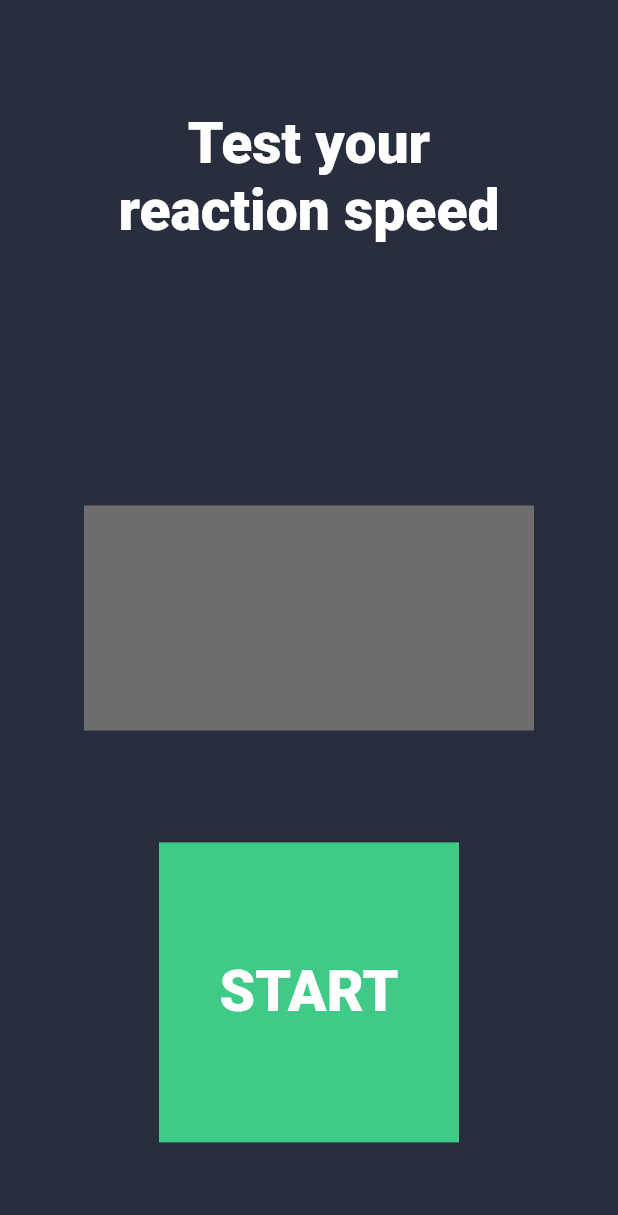
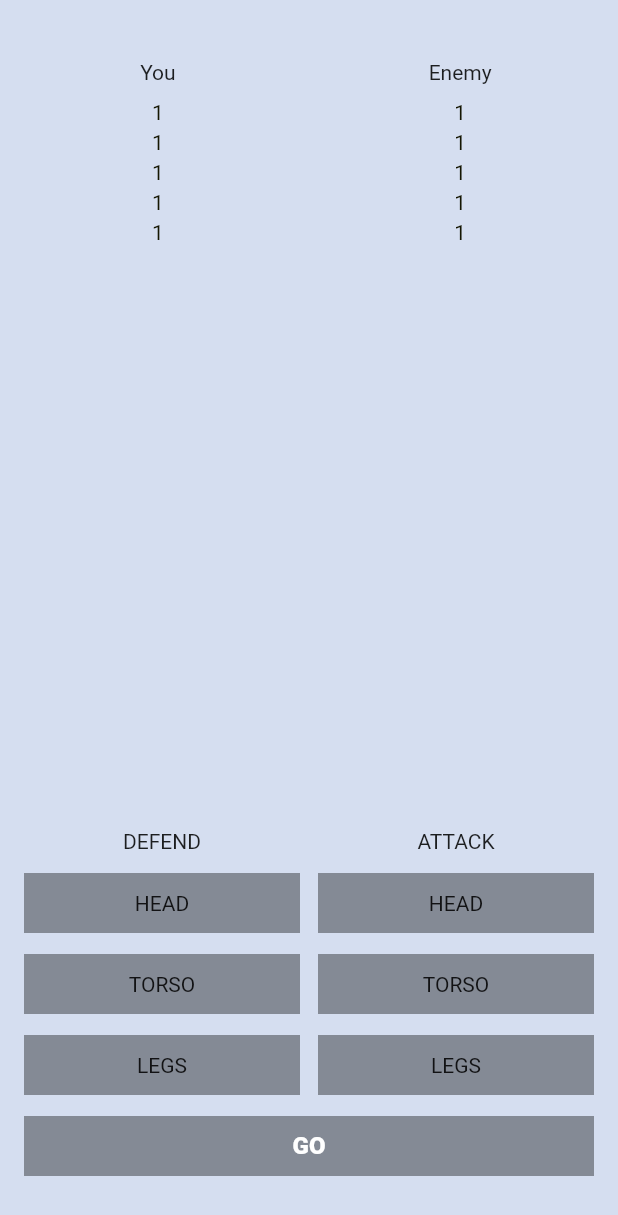
Before and after one commit to sirajsaaduev/flutter_push, a Flutter app: the screen it shows after launch, on a phone screen of 412 x 824 dp. Shown: the top 1215 px of the screen. Run offline on Flutter 3.47's test engine with Material 2 defaults, Android fonts, the phone set to English and light mode, and no system bars.

Commit message:
Add files via upload

```diff
--- a/lib/main.dart
+++ b/lib/main.dart
@@ -1,13 +1,12 @@
-import 'dart:async';
-import 'dart:math';
-
 import 'package:flutter/material.dart';
 
 void main() {
-  runApp(MyApp());
+  runApp(const MyApp());
 }
 
 class MyApp extends StatelessWidget {
+  const MyApp({Key? key}) : super(key: key);
+
   @override
   Widget build(BuildContext context) {
     return const MaterialApp(
@@ -20,85 +19,161 @@ class MyHomePage extends StatefulWidget {
   const MyHomePage({Key? key}) : super(key: key);
 
   @override
-  State<MyHomePage> createState() => _MyHomePageState();
+  _MyHomePageState createState() => _MyHomePageState();
 }
 
 class _MyHomePageState extends State<MyHomePage> {
-  String millisecondsText = "";
-  int cvet = 0xFF40CA88;
-  GameState gameState = GameState.readyToStart;
-  Timer? waitingTimer;
-  Timer? stoppableTimer;
+  BodyPart? defendingBodyPart;
+  BodyPart? attackingBodyPart;
 
   @override
   Widget build(BuildContext context) {
-
     return Scaffold(
-      backgroundColor: const Color(0xFF282E3D),
-      body: Stack(
+      backgroundColor: const Color.fromRGBO(213, 222, 240, 1),
+      body: Column(
         children: [
-          const Align(
-            alignment: Alignment(0, -0.8),
-            child: Text(
-              "Test your\nreaction speed",
-              textAlign: TextAlign.center,
-              style: TextStyle(
-                  fontSize: 38,
-                  fontWeight: FontWeight.w900,
-                  color: Colors.white),
+          const SizedBox(
+            height: 40,
+          ),
+          Row(
+            children: const [
+              SizedBox(
+                width: 16,
+              ),
+              Expanded(child: Center(child: Text("You"))),
+              SizedBox(
+                width: 11,
+              ),
+              SizedBox(
+                width: 12,
+              ),
+              Expanded(child: Center(child: Text("Enemy"))),
+              SizedBox(
+                width: 16,
+              ),
+            ],
+          ),
+          const SizedBox(
+            height: 11,
+          ),
+          const Life(),
+          const SizedBox(
+            height: 4,
+          ),
+          const Life(),
+          const SizedBox(
+            height: 4,
+          ),
+          const Life(),
+          const SizedBox(
+            height: 4,
+          ),
+          const Life(),
+          const SizedBox(
+            height: 4,
+          ),
+          const Life(),
+          const Expanded(child: SizedBox()),
+          Row(
+            mainAxisAlignment: MainAxisAlignment.center,
+            children: [
+              const SizedBox(
+                width: 16,
+              ),
+              Expanded(
+                child: Column(
+                  // ignore: prefer_const_literals_to_create_immutables
+                  children: [
+                    Text("Defend".toUpperCase()),
+                    const SizedBox(
+                      height: 13,
+                    ),
+                    BodyPartButton(
+                        bodyPart: BodyPart.head,
+                        selected: defendingBodyPart == BodyPart.head,
+                        bodyPartSetter: _selectDefendingBodyPart),
+                    const SizedBox(
+                      height: 14,
+                    ),
+                    BodyPartButton(
+                        bodyPart: BodyPart.torso,
+                        selected: defendingBodyPart == BodyPart.torso,
+                        bodyPartSetter: _selectDefendingBodyPart),
+                    const SizedBox(
+                      height: 14,
+                    ),
+                    BodyPartButton(
+                        bodyPart: BodyPart.legs,
+                        selected: defendingBodyPart == BodyPart.legs,
+                        bodyPartSetter: _selectDefendingBodyPart),
+                  ],
                 ),
               ),
-          Align(
-            alignment: Alignment.center,
+              const SizedBox(
+                width: 12,
+              ),
+              Expanded(
+                child: Column(
+                  // ignore: prefer_const_literals_to_create_immutables
+                  children: [
+                    Text("Attack".toUpperCase()),
+                    const SizedBox(
+                      height: 13,
+                    ),
+                    BodyPartButton(
+                        bodyPart: BodyPart.head,
+                        selected: attackingBodyPart == BodyPart.head,
+                        bodyPartSetter: _selectAttackingBodyPart),
+                    const SizedBox(
+                      height: 14,
+                    ),
+                    BodyPartButton(
+                        bodyPart: BodyPart.torso,
+                        selected: attackingBodyPart == BodyPart.torso,
+                        bodyPartSetter: _selectAttackingBodyPart),
+                    const SizedBox(
+                      height: 14,
+                    ),
+                    BodyPartButton(
+                        bodyPart: BodyPart.legs,
+                        selected: attackingBodyPart == BodyPart.legs,
+                        bodyPartSetter: _selectAttackingBodyPart),
+                  ],
+                ),
+              ),
+              const SizedBox(
+                width: 16,
+              ),
+            ],
+          ),
+          const SizedBox(
+            height: 14,
+          ),
+          Row(
+            children: [
+              const SizedBox(
+                width: 16,
+              ),
+              Expanded(
+                child: GestureDetector(
+                  onTap: () =>
+                      defendingBodyPart != null && attackingBodyPart != null
+                          // ignore: avoid_print, unnecessary_null_comparison
+                          ? defendingBodyPart == null
+                          : print("jjj"),
+                  child: SizedBox(
+                    height: 40,
                     child: ColoredBox(
-              color: const Color(0xFF6D6D6D),
-              child: SizedBox(
-                height: 150,
-                width: 300,
+                      color:
+                          defendingBodyPart != null && attackingBodyPart != null
+                              ? const Color.fromRGBO(0, 0, 0, 0.87)
+                              : const Color.fromRGBO(0, 0, 0, 0.38),
                       child: Center(
                         child: Text(
-                    millisecondsText,
-                    textAlign: TextAlign.center,
+                          "Go".toUpperCase(),
                           style: const TextStyle(
-                        fontSize: 36,
-                        fontWeight: FontWeight.w500,
-                        color: Colors.white),
-                  ),
-                ),
-              ),
-            ),
-          ),
-          Align(
-            alignment: const Alignment(0, 0.8),
-            child: GestureDetector(
-              onTap: () => setState(() {
-                switch (gameState) {
-                  case GameState.readyToStart:
-                    gameState = GameState.waiting;
-                    _startWaitingTimer();
-                    millisecondsText = "";
-                    cvet = 0xFFE0982D;
-                    break;
-                  case GameState.waiting:
-                    break;
-                  case GameState.canBeStopped:
-                    gameState = GameState.readyToStart;
-                    stoppableTimer?.cancel();
-                    cvet = 0xFF40CA88;
-                    break;
-                }
-              }),
-              child: ColoredBox(
-                color: Color(cvet),
-                child: SizedBox(
-                  height: 200,
-                  width: 200,
-                  child: Center(
-                    child: Text(
-                      _getButtonText(),
-                      style: const TextStyle(
-                          fontSize: 38,
                               fontWeight: FontWeight.w900,
+                              fontSize: 16,
                               color: Colors.white),
                         ),
                       ),
@@ -106,47 +181,122 @@ class _MyHomePageState extends State<MyHomePage> {
                   ),
                 ),
               ),
+              const SizedBox(
+                width: 16,
+              ),
+            ],
+          ),
+          const SizedBox(
+            height: 40,
+          ),
         ],
       ),
     );
   }
 
-  String _getButtonText() {
-    switch (gameState) {
-      case GameState.readyToStart:
-        return "START";
-      case GameState.waiting:
-        return "WAIT";
-      case GameState.canBeStopped:
-        return "STOP";
+  void _selectDefendingBodyPart(final BodyPart value) {
+    setState(() {
+      defendingBodyPart = value;
+    });
+  }
+
+  void _selectAttackingBodyPart(final BodyPart value) {
+    setState(() {
+      attackingBodyPart = value;
+    });
   }
 }
 
-  void _startWaitingTimer() {
-    final int randomMilliseconds = Random().nextInt(4000) + 1000;
-    waitingTimer = Timer(Duration(milliseconds: randomMilliseconds), () {
-      setState(() {
-        gameState = GameState.canBeStopped;
-        cvet = 0xFFE02D47;
-      });
-      _startStoppableTimer();
-    });
-  }
+class BodyPart {
+  final String name;
 
-  void _startStoppableTimer() {
-    stoppableTimer = Timer.periodic(Duration(milliseconds: 16), (timer) {
-      setState(() {
-        millisecondsText = "${timer.tick * 16} ms";
-      });
-    });
-  }
+  const BodyPart._(this.name);
+
+  static const head = BodyPart._("Head");
+  static const torso = BodyPart._("Torso");
+  static const legs = BodyPart._("Legs");
 
   @override
-  void dispose() {
-    waitingTimer?.cancel();
-    stoppableTimer?.cancel();
-    super.dispose();
+  String toString() {
+    return 'BodyPart{name: $name}';
   }
 }
 
-enum GameState { readyToStart, waiting, canBeStopped }
+class BodyPartButton extends StatelessWidget {
+  final BodyPart bodyPart;
+  final bool selected;
+  final ValueSetter<BodyPart> bodyPartSetter;
+
+  const BodyPartButton({
+    Key? key,
+    required this.bodyPart,
+    required this.selected,
+    required this.bodyPartSetter,
+  }) : super(key: key);
+
+  @override
+  Widget build(BuildContext context) {
+    return GestureDetector(
+      onTap: () => bodyPartSetter(bodyPart),
+      child: SizedBox(
+        height: 40,
+        child: ColoredBox(
+          color: selected
+              ? const Color.fromRGBO(28, 121, 206, 1)
+              : const Color.fromRGBO(0, 0, 0, 0.38),
+          child: Center(child: Text(bodyPart.name.toUpperCase())),
+        ),
+      ),
+    );
+  }
+}
+
+class Life extends StatelessWidget {
+  const Life({Key? key}) : super(key: key);
+
+  @override
+  Widget build(BuildContext context) {
+    return Column(
+      children: [
+        Row(
+          children: const [
+            SizedBox(
+              width: 16,
+            ),
+            Expanded(
+              child: Center(
+                child: Text(
+                  "1",
+                  style: TextStyle(
+                      fontSize: 14,
+                      fontWeight: FontWeight.w400,
+                      color: Color.fromRGBO(21, 22, 2, 1)),
+                ),
+              ),
+            ),
+            SizedBox(
+              width: 11,
+            ),
+            SizedBox(
+              width: 12,
+            ),
+            Expanded(
+              child: Center(
+                child: Text(
+                  "1",
+                  style: TextStyle(
+                      fontSize: 14,
+                      fontWeight: FontWeight.w400,
+                      color: Color.fromRGBO(21, 22, 2, 1)),
+                ),
+              ),
+            ),
+            SizedBox(
+              width: 16,
+            ),
+          ],
+        ),
+      ],
+    );
+  }
+}
```
Lines whose indentation alone changed are shown as unchanged.
